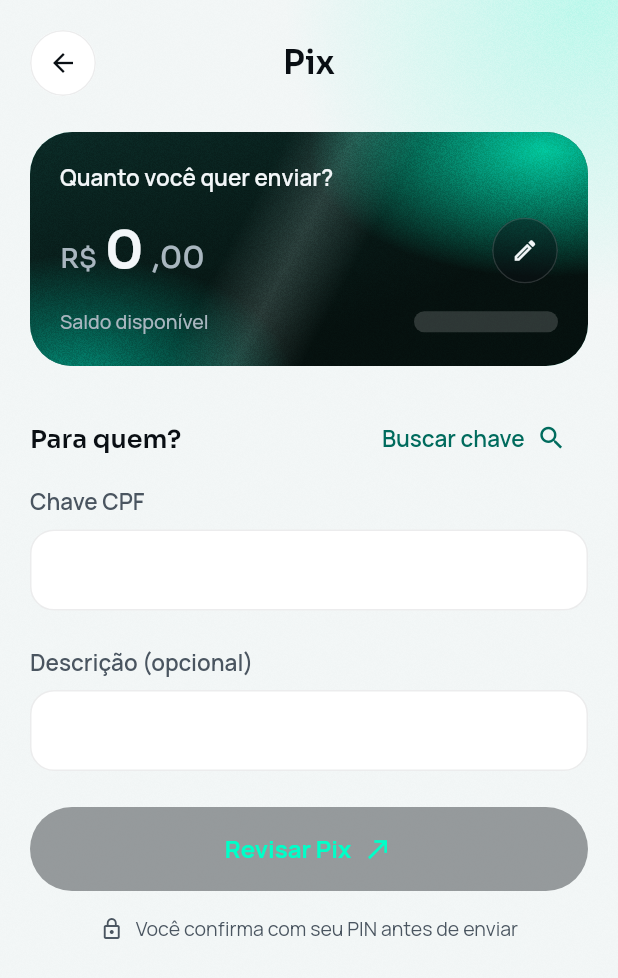
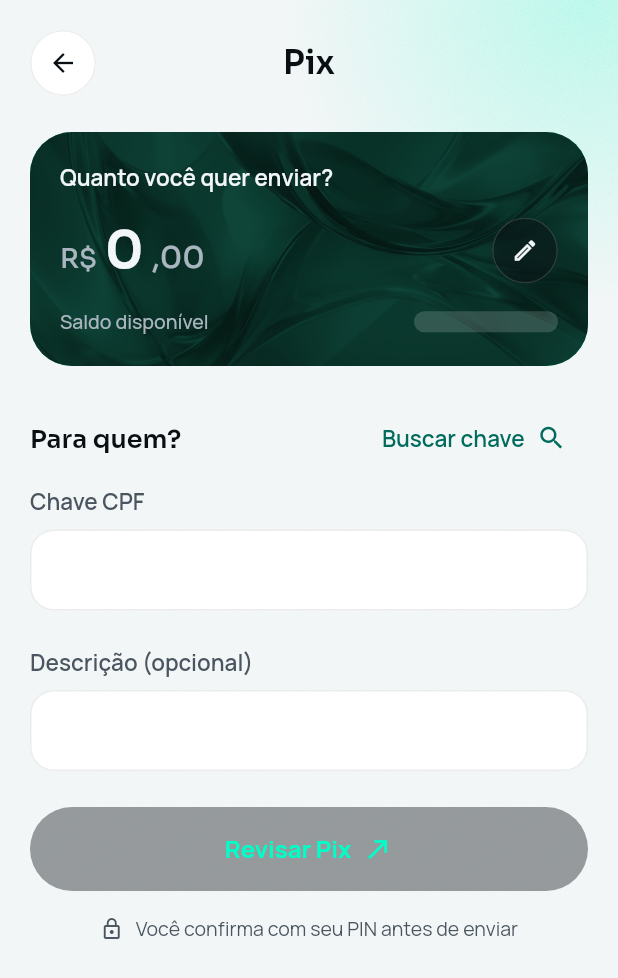
Before and after one commit to renatomf/next-bank, a Flutter app: the SendPixScreen screen opened by its route, after a tap on the "edit" icon, on a phone screen of 412 x 824 dp. Shown: the top 978 px of the screen. Run offline on Flutter 3.47's test engine with Material 3 defaults, Android fonts, the phone set to English and light mode, and no system bars; our stand-ins replace copy_with_extension, dio, flutter_riverpod, flutter_secure_storage, go_router, local_auth and 2 more; accounts and stored records are empty; project files that could hold a hidden picture were left out.

Commit message:
feat(design-system): tint the glass art mint on both cards and Unlock
GlassArt maps the art's luminance from a deep green to the brand mint, keeping a fifth of the original color for depth. The balance card returns to the mockup's layout over it, with a deep tint under the title and a light one where the glass panel takes over; the Pix amount card keeps its texts on a deep tint. The silk, and its tokens, had no other use and go.

Co-Authored-By: Claude Opus 5.5 <noreply@anthropic.com>

```diff
--- a/apps/mobile/lib/features/unlock/presentation/unlock_screen.dart
+++ b/apps/mobile/lib/features/unlock/presentation/unlock_screen.dart
@@ -58,11 +58,7 @@ class _UnlockScreenState extends ConsumerState<UnlockScreen> {
       body: Stack(
         fit: StackFit.expand,
         children: [
-          const Image(
-            image: NbArt.glass,
-            fit: BoxFit.cover,
-            excludeFromSemantics: true,
-          ),
+          const GlassArt(),
           // The art fades into the background, so the text below reads on
           // a plain color in both themes.
           DecoratedBox(
--- a/packages/design_system/lib/design_system.dart
+++ b/packages/design_system/lib/design_system.dart
@@ -13,6 +13,7 @@ export 'src/components/dither.dart';
 export 'src/components/empty_state.dart';
 export 'src/components/error_state.dart';
 export 'src/components/form_error_text.dart';
+export 'src/components/glass_art.dart';
 export 'src/components/glow_background.dart';
 export 'src/components/icon_circle_button.dart';
 export 'src/components/info_notice.dart';
--- a/packages/design_system/lib/src/components/amount_card.dart
+++ b/packages/design_system/lib/src/components/amount_card.dart
@@ -1,7 +1,6 @@
-import 'package:design_system/src/components/dither.dart';
+import 'package:design_system/src/components/glass_art.dart';
 import 'package:design_system/src/components/icon_circle_button.dart';
 import 'package:design_system/src/components/money_text.dart';
-import 'package:design_system/src/components/silk.dart';
 import 'package:design_system/src/components/skeleton.dart';
 import 'package:design_system/src/tokens.dart';
 import 'package:flutter/material.dart';
@@ -45,8 +44,11 @@ class AmountCard extends StatelessWidget {
         borderRadius: BorderRadius.circular(NbRadius.card),
         child: Stack(
           children: [
-            const Positioned.fill(child: Silk()),
-            const Positioned.fill(child: Dither()),
+            const Positioned.fill(child: GlassArt()),
+            // The texts sit right on the art: the deep tint keeps them AA.
+            const Positioned.fill(
+              child: ColoredBox(color: NbBalanceCardColors.tintDeep),
+            ),
             Padding(
               padding: const EdgeInsets.all(NbSpace.screen),
               child: Column(
--- /dev/null
+++ b/packages/design_system/lib/src/components/glass_art.dart
@@ -0,0 +1,33 @@
+import 'package:design_system/src/tokens.dart';
+import 'package:flutter/material.dart';
+
+/// The developer's green glass art (v1.1.0 checkpoint, 2026-10-14), tinted
+/// toward the brand's mint: behind the Unlock screen, the balance card and
+/// the Pix amount card. Decorative, so screen readers skip it.
+class GlassArt extends StatelessWidget {
+  /// Creates the art, covering its box.
+  const new({super.key});
+
+  /// The colorization, chosen by the developer among previews: each pixel's
+  /// luminance maps from #00241C (shadows) to the mint #00FFC8 (lights),
+  /// keeping 20% of the original color so the glass keeps its depth. Its
+  /// brightest result is #33FFD3, the ground the contrast tests check.
+  static const List<double> mint = [
+    0.2, 0, 0, 0, 0, //
+    0.14607, 0.69138, 0.04961, 0, 28.8, //
+    0.11472, 0.38592, 0.23896, 0, 22.4, //
+    0, 0, 0, 1, 0, //
+  ];
+
+  @override
+  Widget build(BuildContext context) {
+    return const ColorFiltered(
+      colorFilter: ColorFilter.matrix(mint),
+      child: Image(
+        image: NbArt.glass,
+        fit: BoxFit.cover,
+        excludeFromSemantics: true,
+      ),
+    );
+  }
+}
--- a/packages/design_system/lib/src/components/silk.dart
+++ /dev/null
@@ -1,79 +0,0 @@
-import 'package:design_system/src/css_gradients.dart';
-import 'package:design_system/src/tokens.dart';
-import 'package:flutter/material.dart';
-
-/// The silk of mint lights behind the always-dark cards (brief, section 2.3;
-/// the Home mockup's CSS gives every value). Internal to the package: the
-/// cards that use it are what the app sees. The mockup's four CSS backgrounds,
-/// drawn with CSS geometry, from the bottom layer up.
-class Silk extends StatelessWidget {
-  /// Creates the silk.
-  const new({super.key});
-
-  @override
-  Widget build(BuildContext context) {
-    return LayoutBuilder(
-      builder: (context, constraints) {
-        final size = constraints.biggest;
-        Widget layer(Gradient gradient) =>
-            DecoratedBox(decoration: BoxDecoration(gradient: gradient));
-        return Stack(
-          fit: StackFit.expand,
-          children: [
-            // linear-gradient(160deg, #0B2A26 0%, #06110F 70%)
-            layer(
-              cssLinearGradient(
-                size: size,
-                angleDegrees: 160,
-                colors: const [
-                  NbBalanceCardColors.baseTop,
-                  NbBalanceCardColors.baseBottom,
-                ],
-                stops: const [0, 0.7],
-              ),
-            ),
-            // linear-gradient(118deg, clear 38%, sheen 48%, clear 58%)
-            layer(
-              cssLinearGradient(
-                size: size,
-                angleDegrees: 118,
-                colors: [
-                  NbBalanceCardColors.sheen.withValues(alpha: 0),
-                  NbBalanceCardColors.sheen,
-                  NbBalanceCardColors.sheen.withValues(alpha: 0),
-                ],
-                stops: const [0.38, 0.48, 0.58],
-              ),
-            ),
-            // radial-gradient(60% 80% at 8% 105%, teal 65% → clear at 65%)
-            layer(
-              cssRadialGradient(
-                size: size,
-                center: const Offset(0.08, 1.05),
-                radii: const Size(0.6, 0.8),
-                colors: [
-                  NbBalanceCardColors.glowBottom,
-                  NbBalanceCardColors.glowBottom.withValues(alpha: 0),
-                ],
-                stops: const [0, 0.65],
-              ),
-            ),
-            // radial-gradient(70% 90% at 92% 8%, mint 75% → clear at 60%)
-            layer(
-              cssRadialGradient(
-                size: size,
-                center: const Offset(0.92, 0.08),
-                radii: const Size(0.7, 0.9),
-                colors: [
-                  NbBalanceCardColors.glowTop,
-                  NbBalanceCardColors.glowTop.withValues(alpha: 0),
-                ],
-                stops: const [0, 0.6],
-              ),
-            ),
-          ],
-        );
-      },
-    );
-  }
-}
--- a/packages/design_system/lib/src/tokens.dart
+++ b/packages/design_system/lib/src/tokens.dart
@@ -18,21 +18,6 @@ abstract final class NbBrand {
 /// Home mockup's CSS: the card is always dark, in both modes, so its colors
 /// do not come from the theme.
 abstract final class NbBalanceCardColors {
-  /// Top of the base gradient.
-  static const Color baseTop = Color(0xFF0B2A26);
-
-  /// Bottom of the base gradient.
-  static const Color baseBottom = Color(0xFF06110F);
-
-  /// Mint light in the top-right corner: mint at 75%.
-  static const Color glowTop = Color(0xBF00FFC8);
-
-  /// Light in the bottom-left corner: #00BEA0 at 65%.
-  static const Color glowBottom = Color(0xA600BEA0);
-
-  /// The diagonal silk sheen: rgba(220, 255, 248, 0.16).
-  static const Color sheen = Color(0x29DCFFF8);
-
   /// Card border: mint at 22%.
   static const Color border = Color(0x3800FFC8);
 
@@ -61,14 +46,18 @@ abstract final class NbBalanceCardColors {
   /// Loading placeholders on the glass.
   static const Color placeholder = Color(0x29FFFFFF);
 
-  /// Dark tint over the glass art: #06110F at 40%, enough for AA on the
-  /// glass even over the art's brightest pixel.
-  static const Color tint = Color(0x6606110F);
+  /// Deep tint over the glass art, where text sits right on it (the balance
+  /// card's title, the whole Pix amount card): #06110F at 78%.
+  static const Color tintDeep = Color(0xC706110F);
+
+  /// Light tint over the glass art, where text sits on glass: #06110F at
+  /// 35%, enough for AA on the glass even over the art's brightest pixel.
+  static const Color tintLight = Color(0x5906110F);
 }
 
 /// Bundled art (v1.1.0 checkpoint, 2026-10-14), made by the developer.
 abstract final class NbArt {
-  /// Green glass waves: behind the Unlock screen and the balance card.
+  /// Green glass waves, shown through `GlassArt`.
   static const AssetImage glass = AssetImage(
     'assets/images/bg_splash.jpg',
     package: 'design_system',
```
Also changed, not shown: packages/design_system/lib/src/components/balance_card.dart (+90 -119 lines).
